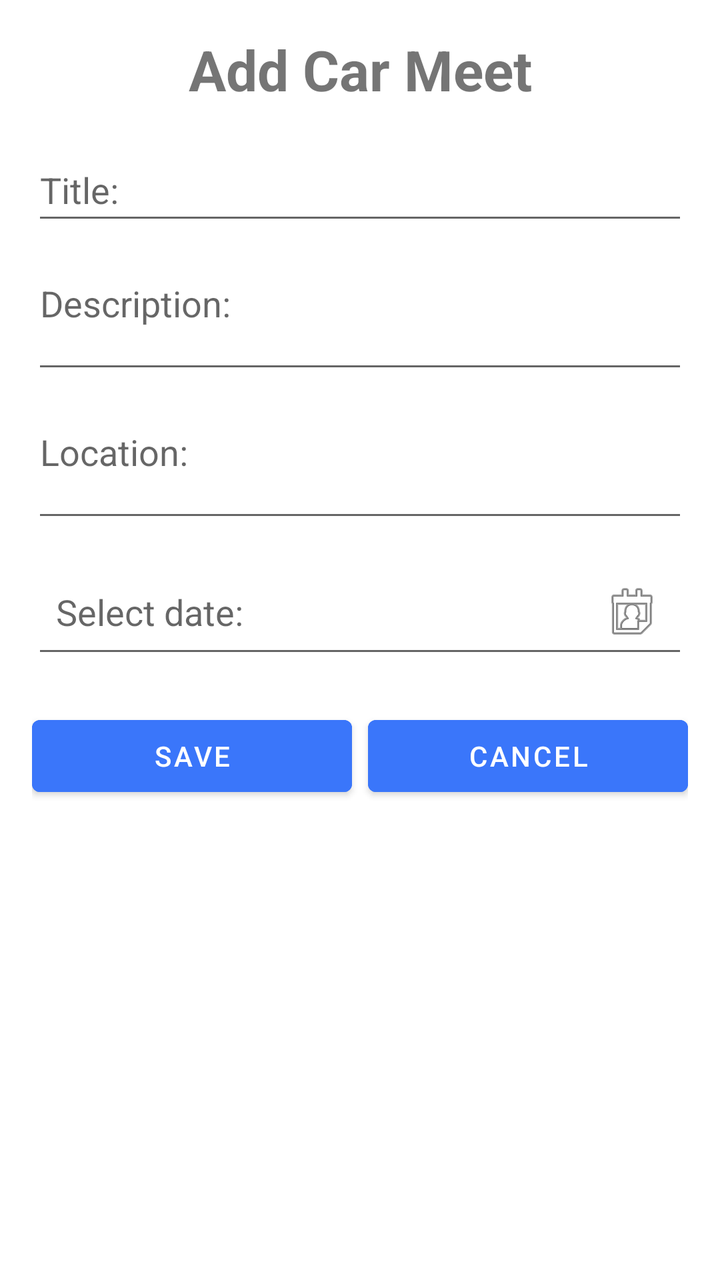
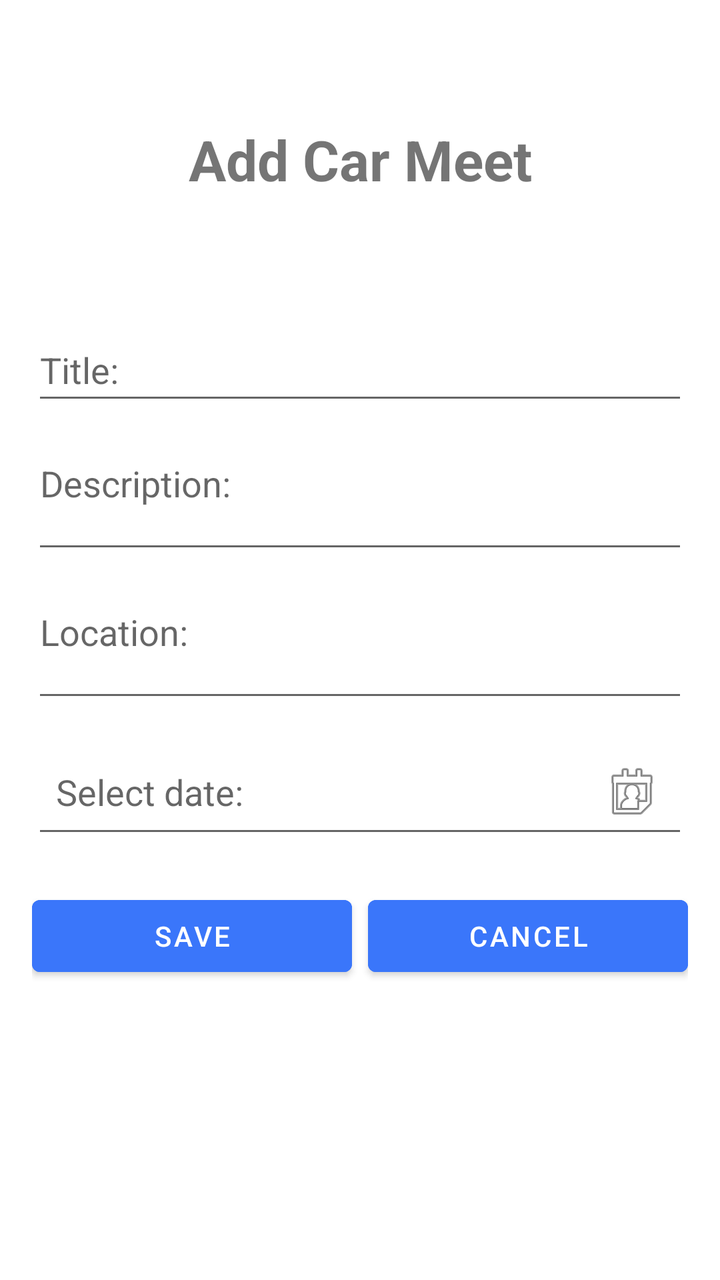

Screens rendered from an Android XML layout before and after an edit, with the pre-edit source and the edit as a unified diff.
<!-- AndroidManifest.xml: application theme Theme.CarmeetsAssignment -->
<!-- res/layout/activity_add_edit.xml -->
<?xml version="1.0" encoding="utf-8"?>
<ScrollView xmlns:android="http://schemas.android.com/apk/res/android"
    xmlns:tools="http://schemas.android.com/tools"
    android:layout_width="match_parent"
    android:layout_height="match_parent"
    android:fillViewport="true">

    <LinearLayout
        android:id="@+id/addMeetLayout"
        android:layout_width="match_parent"
        android:layout_height="wrap_content"
        android:orientation="vertical"
        android:padding="16dp">

        <TextView
            android:id="@+id/formTitle"
            android:layout_width="match_parent"
            android:layout_height="wrap_content"
            android:layout_marginBottom="16dp"
            android:text="Add Car Meet"
            android:textAlignment="center"
            android:textSize="28sp"
            android:textStyle="bold"
            tools:ignore="HardcodedText" />

        <EditText
            android:id="@+id/titleInput"
            android:layout_width="match_parent"
            android:layout_height="wrap_content"
            android:layout_marginBottom="12dp"
            android:autofillHints="none"
            android:hint="Title:"
            android:inputType="text"
            android:minHeight="48dp"
            tools:ignore="HardcodedText" />

        <EditText
            android:id="@+id/descriptionInput"
            android:layout_width="match_parent"
            android:layout_height="wrap_content"
            android:layout_marginBottom="12dp"
            android:autofillHints="none"
            android:gravity="start|top"
            android:hint="Description:"
            android:inputType="textMultiLine"
            android:minHeight="48dp"
            android:minLines="2"
            tools:ignore="HardcodedText" />

        <EditText
            android:id="@+id/locationInput"
            android:layout_width="match_parent"
            android:layout_height="wrap_content"
            android:layout_marginBottom="12dp"
            android:autofillHints="none"
            android:gravity="start|top"
            android:hint="Location:"
            android:inputType="textMultiLine"
            android:minHeight="48dp"
            android:minLines="2"
            tools:ignore="HardcodedText" />


        <EditText
            android:id="@+id/dateInput"
            android:layout_width="match_parent"
            android:layout_height="wrap_content"
            android:layout_marginBottom="12dp"
            android:clickable="true"
            android:drawableEnd="@android:drawable/ic_menu_my_calendar"
            android:focusable="false"
            android:hint="Select date:"
            android:minHeight="48dp"
            android:padding="12dp" />


        <LinearLayout
            android:layout_width="match_parent"
            android:layout_height="wrap_content"
            android:orientation="horizontal"
            android:layout_marginTop="8dp">

            <Button
                android:id="@+id/saveButton"
                android:layout_width="0dp"
                android:layout_height="wrap_content"
                android:layout_weight="1"
                android:layout_marginEnd="4dp"
                android:backgroundTint="#3A76FA"
                android:text="Save" />

            <Button
                android:id="@+id/cancelButton"
                android:layout_width="0dp"
                android:layout_height="wrap_content"
                android:layout_weight="1"
                android:layout_marginStart="4dp"
                android:backgroundTint="#3A76FA"
                android:text="Cancel" />

        </LinearLayout>

    </LinearLayout>
</ScrollView>
<!-- resources referenced by this layout -->
<resources>
  <style name="Theme.CarmeetsAssignment" parent="Theme.MaterialComponents.DayNight.NoActionBar">
  
          
          <item name="colorPrimary">@color/purple_500</item>
          <item name="colorPrimaryVariant">@color/purple_700</item>
          <item name="colorOnPrimary">@color/white</item>
  
          
          <item name="colorSecondary">@color/teal_200</item>
          <item name="colorSecondaryVariant">@color/teal_700</item>
          <item name="colorOnSecondary">@color/black</item>
  
          
          <item name="android:statusBarColor">?attr/colorPrimaryVariant</item>
  
      </style>
  <color name="purple_500">#FF6200EE</color>
  <color name="purple_700">#FF3700B3</color>
  <color name="white">#FFFFFFFF</color>
  <color name="teal_200">#FF03DAC5</color>
  <color name="teal_700">#FF018786</color>
  <color name="black">#FF000000</color>
</resources>

<!-- the commit's change to res/layout/activity_add_edit.xml (unified diff, before → after) -->
@@ -17,6 +17,7 @@
             android:layout_width="match_parent"
             android:layout_height="wrap_content"
             android:layout_marginBottom="16dp"
+            android:padding="45dp"
             android:text="Add Car Meet"
             android:textAlignment="center"
             android:textSize="28sp"
